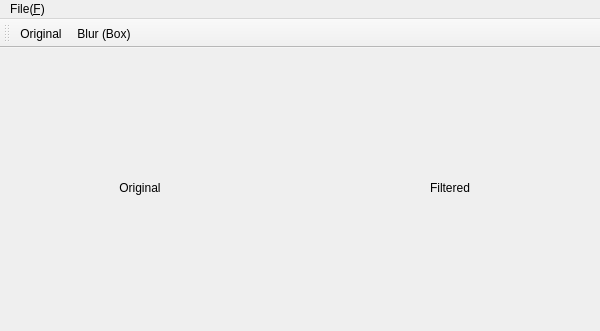
The window that 2_Personal/ConvFilter_GUI/ConvFilter_GUI/ConvFilter_GUI.ui (RapidWorkers/CPP-and-PPP) describes before a commit, drawn with Qt 5.
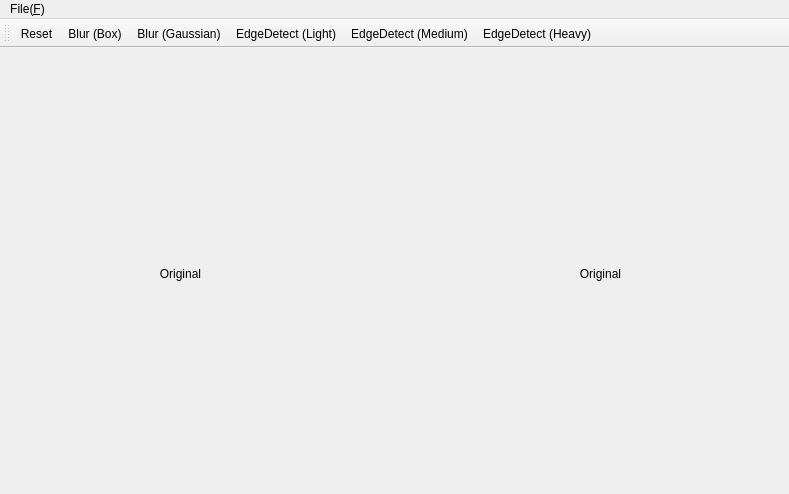
The same window after the commit.

Patch:
```diff
--- a/2_Personal/ConvFilter_GUI/ConvFilter_GUI/ConvFilter_GUI.ui
+++ b/2_Personal/ConvFilter_GUI/ConvFilter_GUI/ConvFilter_GUI.ui
@@ -6,8 +6,8 @@
    <rect>
     <x>0</x>
     <y>0</y>
-    <width>600</width>
-    <height>331</height>
+    <width>789</width>
+    <height>494</height>
    </rect>
   </property>
   <property name="windowTitle">
@@ -19,8 +19,8 @@
      <rect>
       <x>0</x>
       <y>0</y>
-      <width>280</width>
-      <height>280</height>
+      <width>361</width>
+      <height>451</height>
      </rect>
     </property>
     <property name="text">
@@ -30,17 +30,17 @@
      <set>Qt::AlignCenter</set>
     </property>
    </widget>
-   <widget class="QLabel" name="label_2">
+   <widget class="QLabel" name="label_3">
     <property name="geometry">
      <rect>
-      <x>310</x>
+      <x>420</x>
       <y>0</y>
-      <width>280</width>
-      <height>280</height>
+      <width>361</width>
+      <height>451</height>
      </rect>
     </property>
     <property name="text">
-     <string>Filtered</string>
+     <string>Original</string>
     </property>
     <property name="alignment">
      <set>Qt::AlignCenter</set>
@@ -52,7 +52,7 @@
     <rect>
      <x>0</x>
      <y>0</y>
-     <width>600</width>
+     <width>789</width>
      <height>21</height>
     </rect>
    </property>
@@ -61,7 +61,6 @@
      <string>File(&amp;F)</string>
     </property>
     <addaction name="actionOpen_O"/>
-    <addaction name="actionSave_S"/>
    </widget>
    <addaction name="menuFile_F"/>
   </widget>
@@ -72,27 +71,46 @@
    <attribute name="toolBarBreak">
     <bool>false</bool>
    </attribute>
-   <addaction name="actionOriginal"/>
+   <addaction name="actionReset"/>
    <addaction name="actionBlur_Box"/>
+   <addaction name="actionBlur_Gaussian"/>
+   <addaction name="actionEdgeDetect_Light"/>
+   <addaction name="actionEdgeDetect_Medium"/>
+   <addaction name="actionEdgeDetect_Heavy"/>
   </widget>
   <action name="actionOpen_O">
    <property name="text">
     <string>Open(&amp;O)</string>
    </property>
   </action>
-  <action name="actionSave_S">
-   <property name="text">
-    <string>Save(&amp;S)</string>
-   </property>
-  </action>
   <action name="actionBlur_Box">
    <property name="text">
     <string>Blur (Box)</string>
    </property>
   </action>
-  <action name="actionOriginal">
+  <action name="actionReset">
    <property name="text">
-    <string>Original</string>
+    <string>Reset</string>
+   </property>
+  </action>
+  <action name="actionBlur_Gaussian">
+   <property name="text">
+    <string>Blur (Gaussian)</string>
+   </property>
+  </action>
+  <action name="actionEdgeDetect_Light">
+   <property name="text">
+    <string>EdgeDetect (Light)</string>
+   </property>
+  </action>
+  <action name="actionEdgeDetect_Medium">
+   <property name="text">
+    <string>EdgeDetect (Medium)</string>
+   </property>
+  </action>
+  <action name="actionEdgeDetect_Heavy">
+   <property name="text">
+    <string>EdgeDetect (Heavy)</string>
    </property>
   </action>
  </widget>
```
